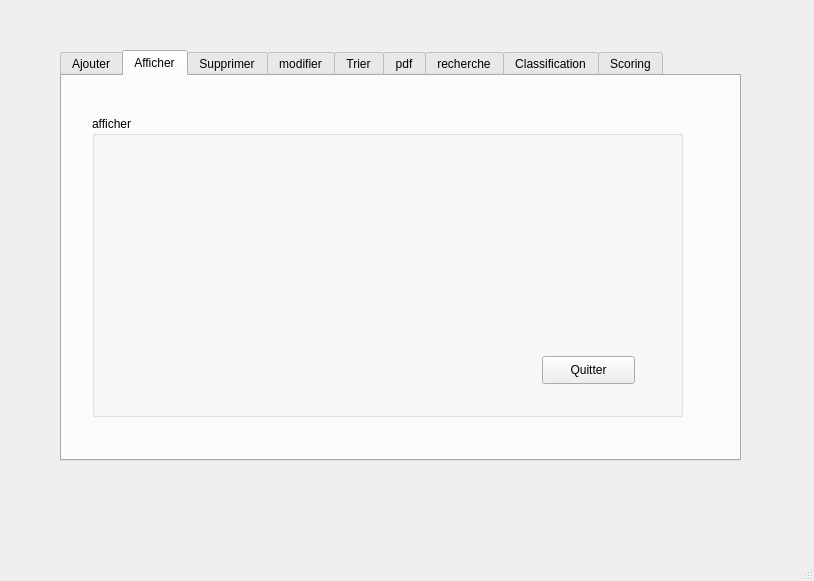
Old version of the form Gestion_Clients/mainwindow.ui in the repository amirakhalfy/smart_tech_store_2A5.
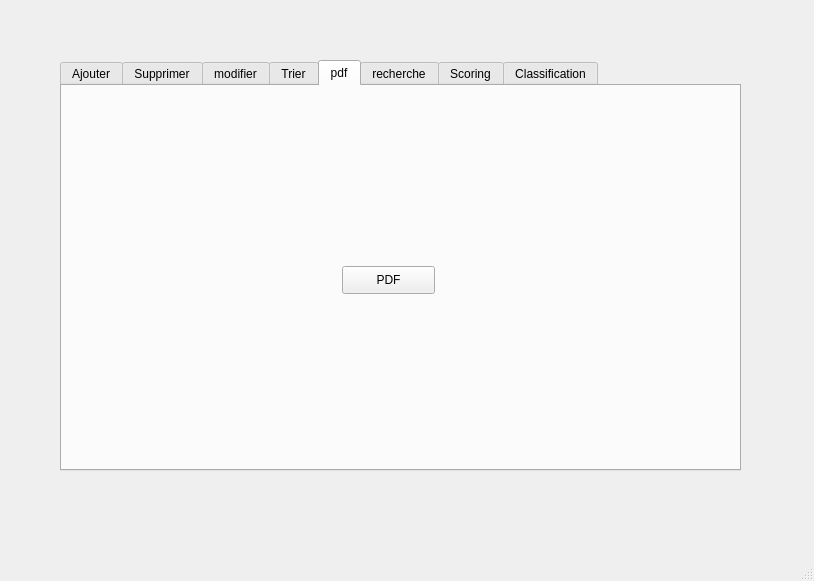
New version of the form. The open tabs and pages were chosen to show the change. Icons and pictures are not drawn.

Patch:
```diff
--- a/Gestion_Clients/mainwindow.ui
+++ b/Gestion_Clients/mainwindow.ui
@@ -18,7 +18,7 @@
     <property name="geometry">
      <rect>
       <x>60</x>
-      <y>50</y>
+      <y>60</y>
       <width>681</width>
       <height>411</height>
      </rect>
@@ -175,37 +175,6 @@
       </widget>
      </widget>
     </widget>
-    <widget class="QWidget" name="tab">
-     <attribute name="title">
-      <string>Afficher</string>
-     </attribute>
-     <widget class="QGroupBox" name="groupBox_4">
-      <property name="geometry">
-       <rect>
-        <x>30</x>
-        <y>40</y>
-        <width>591</width>
-        <height>301</height>
-       </rect>
-      </property>
-      <property name="title">
-       <string>afficher</string>
-      </property>
-      <widget class="QPushButton" name="quitter_affich">
-       <property name="geometry">
-        <rect>
-         <x>450</x>
-         <y>240</y>
-         <width>93</width>
-         <height>28</height>
-        </rect>
-       </property>
-       <property name="text">
-        <string>Quitter</string>
-       </property>
-      </widget>
-     </widget>
-    </widget>
     <widget class="QWidget" name="tab_3">
      <attribute name="title">
       <string>Supprimer</string>
@@ -520,7 +489,7 @@
     </widget>
     <widget class="QWidget" name="tab_8">
      <attribute name="title">
-      <string>Classification</string>
+      <string>Scoring</string>
      </attribute>
      <widget class="QTableView" name="tableView_class">
       <property name="geometry">
@@ -574,7 +543,7 @@
     </widget>
     <widget class="QWidget" name="tab_9">
      <attribute name="title">
-      <string>Scoring</string>
+      <string>Classification</string>
      </attribute>
     </widget>
    </widget>
```
Left out of the diff: 25 changed lines with no effect on the pictures.
